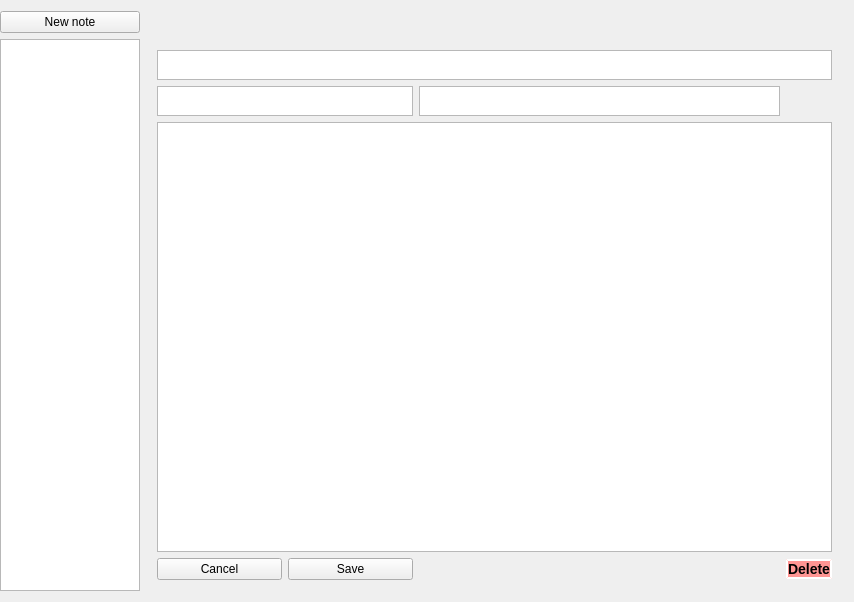
Before: the Qt Designer form PluriNotes/plurinotes.ui in guillaumejounel/PluriNotes, drawn with Qt 5.
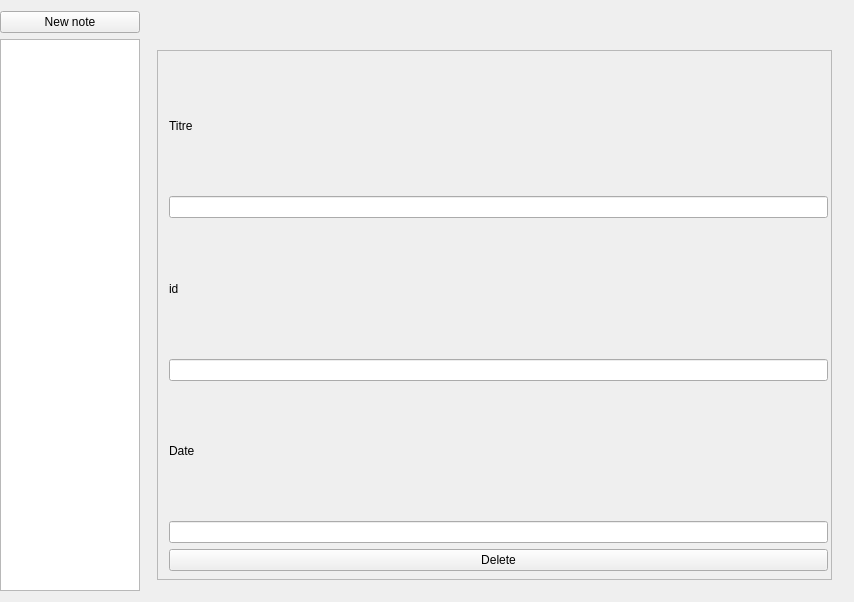
After: the same form once the commit is applied. The open tabs and pages were chosen to show the change.

Commit message: Evolutive display

What changed in the file:
```diff
--- a/PluriNotes/plurinotes.ui
+++ b/PluriNotes/plurinotes.ui
@@ -40,91 +40,71 @@
        <number>1</number>
       </property>
       <widget class="QWidget" name="displayNotePage">
-       <layout class="QGridLayout" name="gridLayout_2" rowstretch="0,0,0,0">
-        <item row="3" column="0">
-         <widget class="QPushButton" name="buttonCancelEditArticle">
+       <layout class="QGridLayout" name="verticalLayout_2" rowstretch="0">
+        <item row="0" column="0">
+         <widget class="QScrollArea" name="scrollArea_2">
+          <property name="widgetResizable">
+           <bool>true</bool>
+          </property>
+          <widget class="QWidget" name="scrollAreaWidgetContents">
+           <property name="geometry">
+            <rect>
+             <x>0</x>
+             <y>0</y>
+             <width>679</width>
+             <height>530</height>
+            </rect>
+           </property>
+           <widget class="QWidget" name="verticalLayoutWidget">
+            <property name="geometry">
+             <rect>
+              <x>0</x>
+              <y>0</y>
+              <width>681</width>
+              <height>531</height>
+             </rect>
+            </property>
+            <layout class="QVBoxLayout" name="displayNoteWidget">
+             <item>
+              <widget class="QLabel" name="titleDisplayLabel">
           <property name="text">
-           <string>Cancel</string>
+                <string>Titre</string>
           </property>
          </widget>
         </item>
-        <item row="2" column="0" colspan="4">
-         <widget class="QTextEdit" name="noteTextContent">
-          <property name="readOnly">
-           <bool>true</bool>
-          </property>
-         </widget>
-        </item>
-        <item row="0" column="0" colspan="4">
-         <widget class="QTextEdit" name="noteTextTitle">
-          <property name="maximumSize">
-           <size>
-            <width>16777215</width>
-            <height>30</height>
-           </size>
-          </property>
-          <property name="readOnly">
-           <bool>true</bool>
-          </property>
-         </widget>
-        </item>
-        <item row="3" column="1">
-         <widget class="QPushButton" name="buttonSaveEditArticle">
+             <item>
+              <widget class="QLineEdit" name="titleDisplayLineEdit"/>
+             </item>
+             <item>
+              <widget class="QLabel" name="idDisplayLabel">
+               <property name="text">
+                <string>id</string>
+               </property>
+              </widget>
+             </item>
+             <item>
+              <widget class="QLineEdit" name="idDisplayLineEdit"/>
+             </item>
+             <item>
+              <widget class="QLabel" name="dateDisplayLabel">
           <property name="text">
-           <string>Save</string>
+                <string>Date</string>
           </property>
          </widget>
         </item>
-        <item row="3" column="3">
+             <item>
+              <widget class="QLineEdit" name="dateDisplayLineEdit"/>
+             </item>
+             <item>
          <widget class="QPushButton" name="deleteNoteButton">
-          <property name="styleSheet">
-           <string notr="true">#deleteNoteButton {
-background-color: rgb(255, 149, 147);
-border-style: outset;
-border-width: 2px;
-border-color: white;
-max-width: 60px;
-font: bold 14px;
-}
-#deleteNoteButton:pressed {
-background-color: rgb(233, 90, 77);
-}</string>
-          </property>
           <property name="text">
            <string>Delete</string>
           </property>
-          <property name="autoDefault">
-           <bool>false</bool>
-          </property>
-          <property name="default">
-           <bool>false</bool>
-          </property>
-          <property name="flat">
-           <bool>false</bool>
-          </property>
-         </widget>
-        </item>
-        <item row="1" column="0" colspan="2">
-         <widget class="QTextEdit" name="noteTextId">
-          <property name="maximumSize">
-           <size>
-            <width>16777215</width>
-            <height>30</height>
-           </size>
-          </property>
-          <property name="readOnly">
-           <bool>true</bool>
-          </property>
-         </widget>
-        </item>
-        <item row="1" column="2">
-         <widget class="QTextEdit" name="noteTextDate">
-          <property name="maximumSize">
-           <size>
-            <width>16777215</width>
-            <height>30</height>
-           </size>
-          </property>
+              </widget>
+             </item>
+            </layout>
+           </widget>
+          </widget>
          </widget>
         </item>
        </layout>
```
Left out of the diff: 20 changed lines with no effect on the pictures. Lines whose indentation alone changed are shown as unchanged. The commit also changes 7 other files.
